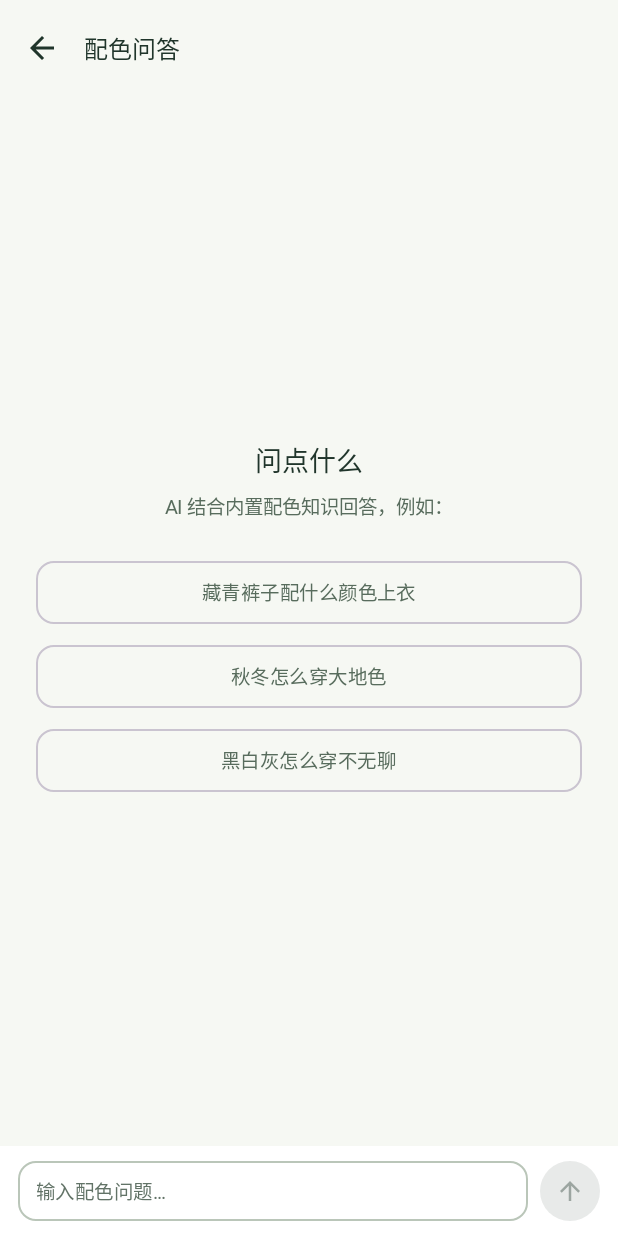
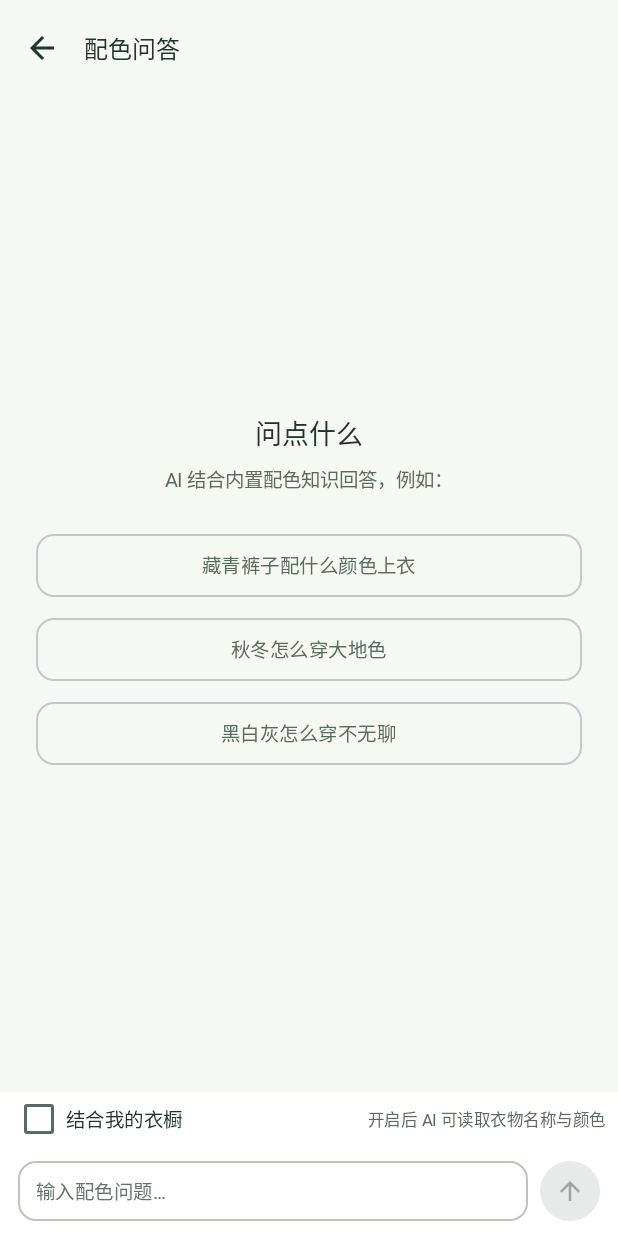
Before and after one commit to frozamina/fitlog, an Android app built with Jetpack Compose: the ChatScreen screen opened through its navigation route, on a phone screen of 412 x 824 dp. Run offline under Robolectric (Android 15) with nearby library versions, the phone set to English and light mode, and no system bars; our stand-ins replace Room's generated code; pictures from the network do not load; Roboto replaces fonts that are not available here.

Commit message:
v0.4.11: 配色问答支持「结合我的衣橱」勾选——注入衣物明细（名称/色名/类别/图案/版型/实穿感受），收藏优先上限40件

```diff
--- a/app/build.gradle.kts
+++ b/app/build.gradle.kts
@@ -14,8 +14,8 @@ android {
         applicationId = "com.fitlog.app"
         minSdk = 26
         targetSdk = 34
-        versionCode = 16
-        versionName = "0.4.10"
+        versionCode = 17
+        versionName = "0.4.11"
     }
 
     buildTypes {
--- a/app/src/main/java/com/fitlog/app/ui/screens/ChatScreen.kt
+++ b/app/src/main/java/com/fitlog/app/ui/screens/ChatScreen.kt
@@ -40,6 +40,7 @@ fun ChatScreen(vm: AppViewModel, onBack: () -> Unit) {
     val messages by vm.chatMessages.collectAsState()
     val busy by vm.aiBusy.collectAsState()
     var input by remember { mutableStateOf("") }
+    var useWardrobe by remember { mutableStateOf(false) }
     val listState = rememberLazyListState()
 
     // 新消息或流式内容增长时滚动到底部（reverseLayout 下最新在 index 0）
@@ -62,7 +63,7 @@ fun ChatScreen(vm: AppViewModel, onBack: () -> Unit) {
                         Spacer(Modifier.height(20.dp))
                         listOf("藏青裤子配什么颜色上衣", "秋冬怎么穿大地色", "黑白灰怎么穿不无聊").forEach { q ->
                             OutlinedButton(
-                                onClick = { vm.sendChat(q) },
+                                onClick = { vm.sendChat(q, useWardrobe) },
                                 enabled = !busy,
                                 shape = RoundedCornerShape(Radius.field),
                                 modifier = Modifier.fillMaxWidth().heightIn(min = 44.dp).padding(vertical = 4.dp)
@@ -83,7 +84,24 @@ fun ChatScreen(vm: AppViewModel, onBack: () -> Unit) {
                     }
                 }
             }
-            // 输入行
+            // 衣橱开关 + 输入行
+            Row(
+                Modifier
+                    .fillMaxWidth()
+                    .background(FitTheme.colors.surface)
+                    .padding(horizontal = 8.dp),
+                verticalAlignment = Alignment.CenterVertically
+            ) {
+                Checkbox(
+                    checked = useWardrobe,
+                    onCheckedChange = { useWardrobe = it },
+                    enabled = !busy,
+                    modifier = Modifier.size(36.dp)
+                )
+                Text("结合我的衣橱", fontSize = 13.sp, color = FitTheme.colors.textMain)
+                Spacer(Modifier.weight(1f))
+                Text("开启后 AI 可读取衣物名称与颜色", fontSize = 11.sp, color = FitTheme.colors.textSub)
+            }
             Row(
                 Modifier
                     .fillMaxWidth()
@@ -101,7 +119,7 @@ fun ChatScreen(vm: AppViewModel, onBack: () -> Unit) {
                 )
                 Spacer(Modifier.width(8.dp))
                 FilledIconButton(
-                    onClick = { val t = input; input = ""; vm.sendChat(t) },
+                    onClick = { val t = input; input = ""; vm.sendChat(t, useWardrobe) },
                     enabled = !busy && input.isNotBlank(),
                     colors = IconButtonDefaults.filledIconButtonColors(containerColor = Primary, contentColor = FitTheme.colors.surface),
                     modifier = Modifier.size(40.dp)
```
Also changed, not shown: app/src/main/java/com/fitlog/app/data/AiRepository.kt (+34 -4 lines), app/src/main/java/com/fitlog/app/vm/AppViewModel.kt (+4 -3 lines), 2 other files.
